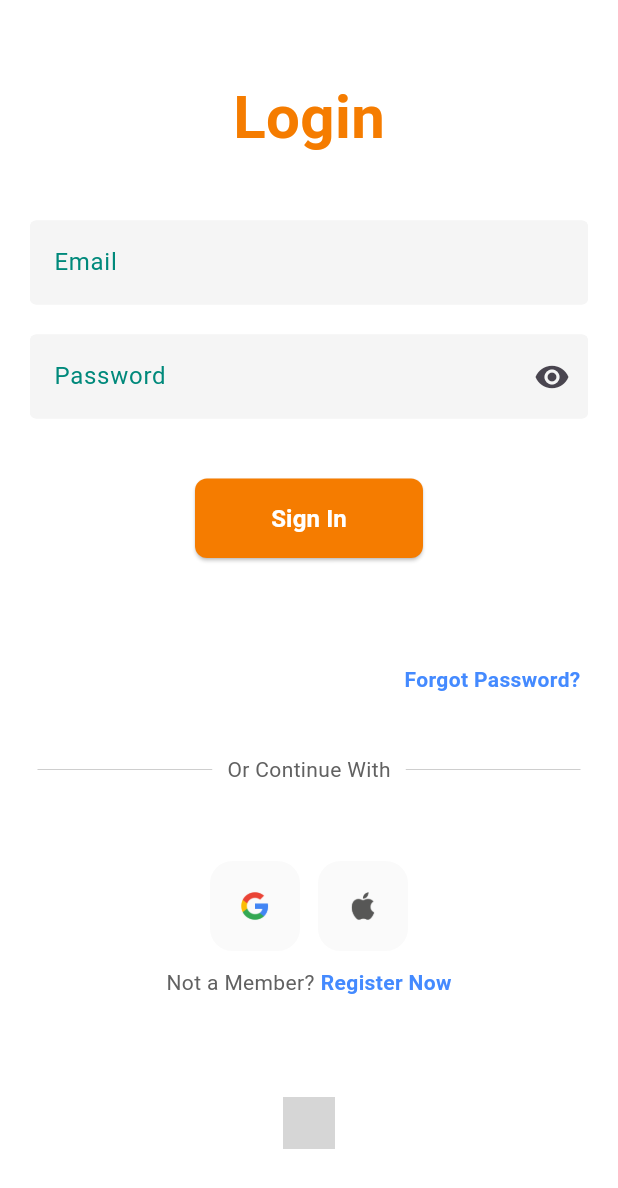
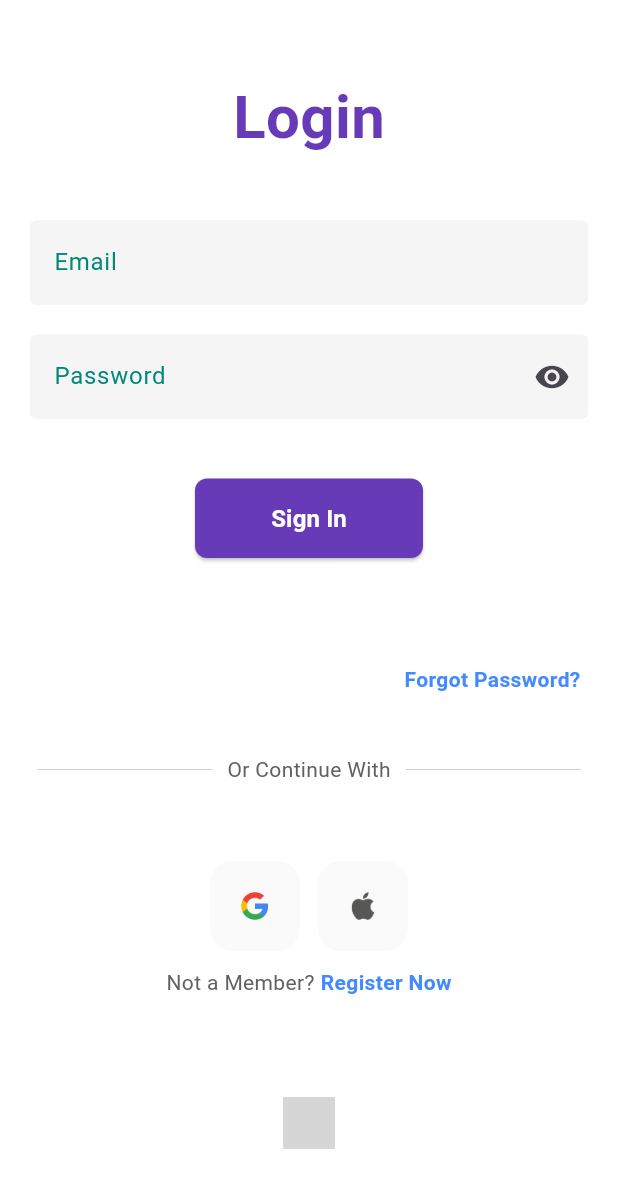
Before and after one commit to Nasiali-Eden/CityWatch, a Flutter app: the LoginPage screen opened directly, on a phone screen of 412 x 824 dp. Shown: the top 1188 px of the screen. Run offline on Flutter 3.47's test engine with Material 3 defaults, Android fonts, the phone set to English and light mode, and no system bars; our stand-ins replace cloud_firestore, firebase_auth, firebase_core; accounts and stored records are empty; grey boxes are pictures that could not be loaded.

Commit message:
Login Page

```diff
--- a/lib/Shared/login.dart
+++ b/lib/Shared/login.dart
@@ -43,7 +43,7 @@ class _LoginPageState extends State<LoginPage> {
                     "Login",
                     style: TextStyle(
                       fontWeight: FontWeight.bold,
-                      color: Colors.orange[700],
+                      color: Colors.deepPurple,
                       fontSize: 40,
                     ),
                   ),
@@ -135,7 +135,7 @@ class _LoginPageState extends State<LoginPage> {
                     margin: const EdgeInsets.symmetric(horizontal: 110),
                     child: ElevatedButton(
                       style: ElevatedButton.styleFrom(
-                        backgroundColor: Colors.orange[700],
+                        backgroundColor: Colors.deepPurple,
                         padding: const EdgeInsets.all(15),
                         shape: RoundedRectangleBorder(
                           borderRadius: BorderRadius.circular(8),
@@ -189,7 +189,7 @@ class _LoginPageState extends State<LoginPage> {
                     maintainState: true,
                     visible: visible,
                     child: CircularProgressIndicator(
-                      color: Colors.orange[400], // Changed to make it visible
+                      color: Colors.deepPurple,
                     ),
                   ),
                   const SizedBox(height: 10),
```
